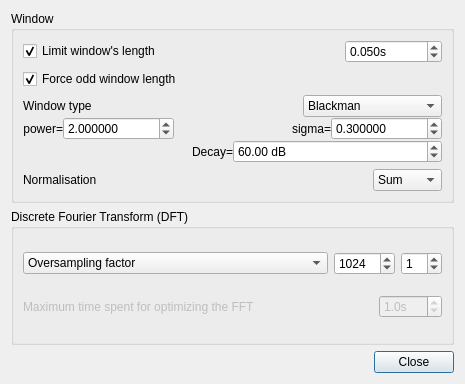
The window that src/gvamplitudespectrumwdialogsettings.ui (gillesdegottex/dfasma) describes before a commit, drawn with Qt 5.
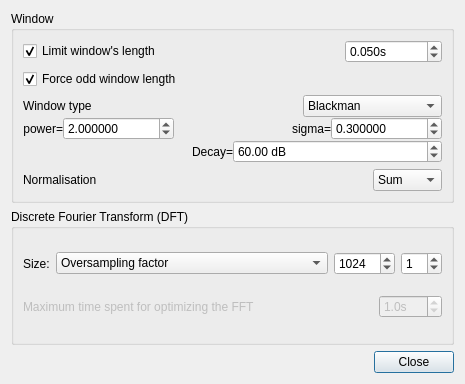
The same window after the commit. Icons and pictures are not drawn.

```diff
--- a/src/gvamplitudespectrumwdialogsettings.ui
+++ b/src/gvamplitudespectrumwdialogsettings.ui
@@ -325,6 +325,13 @@
      <layout class="QVBoxLayout" name="verticalLayout_3">
       <item>
        <layout class="QHBoxLayout" name="horizontalLayout_2">
+        <item>
+         <widget class="QLabel" name="label">
+          <property name="text">
+           <string>Size:</string>
+          </property>
+         </widget>
+        </item>
         <item>
          <widget class="QComboBox" name="cbAmplitudeSpectrumDFTSizeType">
           <property name="sizePolicy">
```
Left out of the diff: 7 changed lines with no effect on the pictures.
